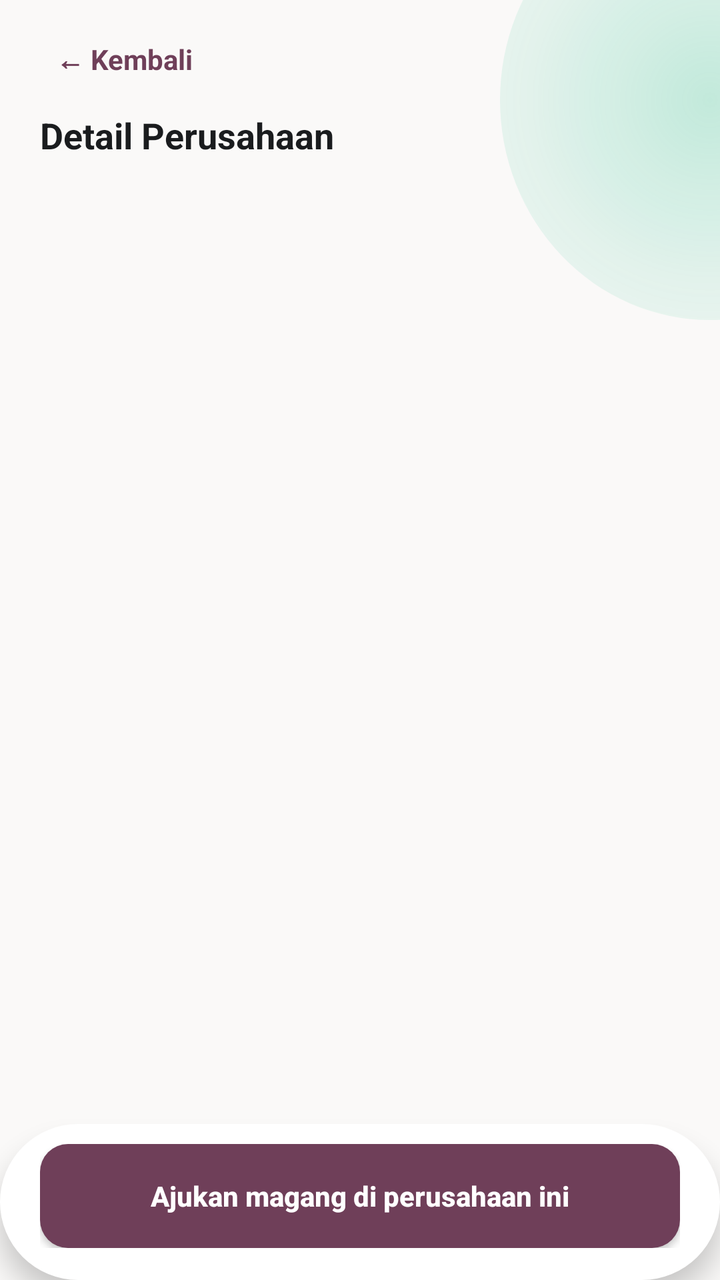
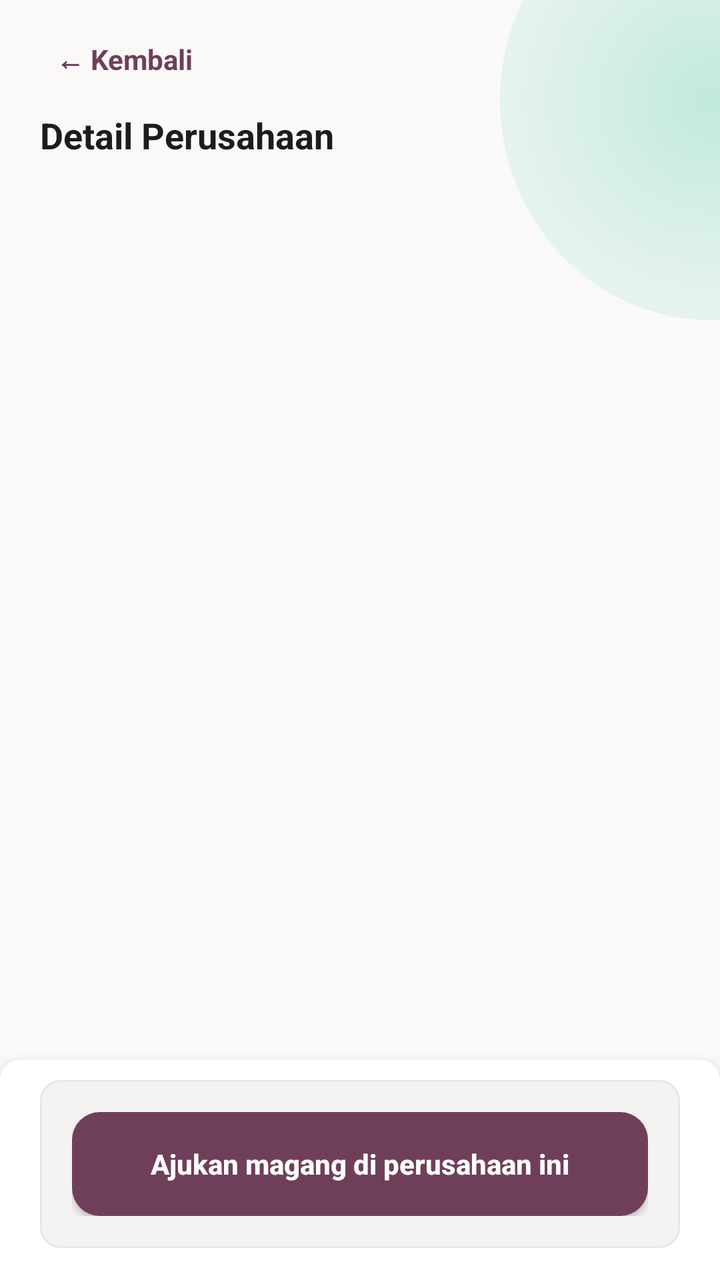

Screens rendered from an Android XML layout before and after an edit, with the pre-edit source and the edit as a unified diff.
<!-- AndroidManifest.xml: activity theme Theme.Sixtern.Login -->
<!-- res/layout/activity_company_detail.xml -->
<?xml version="1.0" encoding="utf-8"?>
<LinearLayout xmlns:android="http://schemas.android.com/apk/res/android"
    android:layout_width="match_parent"
    android:layout_height="match_parent"
    android:background="@drawable/bg_login"
    android:fitsSystemWindows="true"
    android:orientation="vertical">

    <ScrollView
        android:layout_width="match_parent"
        android:layout_height="0dp"
        android:layout_weight="1"
        android:clipToPadding="false"
        android:fillViewport="true">

        <LinearLayout
            android:layout_width="match_parent"
            android:layout_height="wrap_content"
            android:orientation="vertical"
            android:paddingStart="20dp"
            android:paddingEnd="20dp"
            android:paddingTop="12dp"
            android:paddingBottom="16dp">

            <TextView
                android:id="@+id/backButton"
                android:layout_width="wrap_content"
                android:layout_height="wrap_content"
                android:clickable="true"
                android:focusable="true"
                android:foreground="?attr/selectableItemBackground"
                android:padding="8dp"
                android:text="\u2190 Kembali"
                android:textColor="@color/login_button"
                android:textSize="14sp"
                android:textStyle="bold" />

            <TextView
                android:layout_width="wrap_content"
                android:layout_height="wrap_content"
                android:layout_marginTop="8dp"
                android:text="@string/company_detail_title"
                android:textColor="@color/login_text_primary"
                android:textSize="18sp"
                android:textStyle="bold" />

            <ProgressBar
                android:id="@+id/loadingBar"
                android:layout_width="wrap_content"
                android:layout_height="wrap_content"
                android:layout_gravity="center_horizontal"
                android:layout_marginTop="24dp" />

            <LinearLayout
                android:id="@+id/contentGroup"
                android:layout_width="match_parent"
                android:layout_height="wrap_content"
                android:orientation="vertical"
                android:visibility="gone">

                <LinearLayout
                    android:layout_width="match_parent"
                    android:layout_height="wrap_content"
                    android:layout_marginTop="12dp"
                    android:background="@drawable/bg_home_card"
                    android:elevation="2dp"
                    android:gravity="center_vertical"
                    android:orientation="horizontal"
                    android:padding="20dp">

                    <ImageView
                        android:id="@+id/companyLogo"
                        android:layout_width="72dp"
                        android:layout_height="72dp"
                        android:background="@drawable/bg_icon_circle"
                        android:contentDescription="@string/company_hint"
                        android:padding="12dp"
                        android:scaleType="centerCrop"
                        android:src="@drawable/ic_nav_company" />

                    <LinearLayout
                        android:layout_width="0dp"
                        android:layout_height="wrap_content"
                        android:layout_marginStart="14dp"
                        android:layout_weight="1"
                        android:orientation="vertical">

                        <TextView
                            android:id="@+id/companyName"
                            android:layout_width="wrap_content"
                            android:layout_height="wrap_content"
                            android:text="-"
                            android:textColor="@color/login_text_primary"
                            android:textSize="18sp"
                            android:textStyle="bold" />

                        <TextView
                            android:id="@+id/companySlots"
                            android:layout_width="wrap_content"
                            android:layout_height="wrap_content"
                            android:layout_marginTop="4dp"
                            android:text="-"
                            android:textColor="@color/sixtern_green"
                            android:textSize="13sp"
                            android:textStyle="bold" />

                        <TextView
                            android:id="@+id/companyScheduleSummary"
                            android:layout_width="wrap_content"
                            android:layout_height="wrap_content"
                            android:layout_marginTop="4dp"
                            android:text="-"
                            android:textColor="@color/login_text_secondary"
                            android:textSize="12sp" />
                    </LinearLayout>
                </LinearLayout>

                <TextView
                    android:id="@+id/aboutLabel"
                    android:layout_width="wrap_content"
                    android:layout_height="wrap_content"
                    android:layout_marginTop="16dp"
                    android:text="@string/company_detail_about"
                    android:textColor="@color/login_text_primary"
                    android:textSize="15sp"
                    android:textStyle="bold" />

                <TextView
                    android:id="@+id/companyDescription"
                    android:layout_width="wrap_content"
                    android:layout_height="wrap_content"
                    android:layout_marginTop="6dp"
                    android:text="-"
                    android:textColor="@color/login_text_secondary"
                    android:textSize="13sp" />

                <TextView
                    android:id="@+id/benefitLabel"
                    android:layout_width="wrap_content"
                    android:layout_height="wrap_content"
                    android:layout_marginTop="16dp"
                    android:text="@string/company_detail_benefits"
                    android:textColor="@color/login_text_primary"
                    android:textSize="15sp"
                    android:textStyle="bold" />

                <LinearLayout
                    android:id="@+id/benefitList"
                    android:layout_width="match_parent"
                    android:layout_height="wrap_content"
                    android:layout_marginTop="4dp"
                    android:orientation="vertical" />

                <TextView
                    android:layout_width="wrap_content"
                    android:layout_height="wrap_content"
                    android:layout_marginTop="16dp"
                    android:text="@string/company_detail_schedule"
                    android:textColor="@color/login_text_primary"
                    android:textSize="15sp"
                    android:textStyle="bold" />

                <LinearLayout
                    android:id="@+id/scheduleList"
                    android:layout_width="match_parent"
                    android:layout_height="wrap_content"
                    android:orientation="vertical" />

                <TextView
                    android:id="@+id/locationLabel"
                    android:layout_width="wrap_content"
                    android:layout_height="wrap_content"
                    android:layout_marginTop="16dp"
                    android:text="@string/company_detail_location"
                    android:textColor="@color/login_text_primary"
                    android:textSize="15sp"
                    android:textStyle="bold" />

                <TextView
                    android:id="@+id/locationText"
                    android:layout_width="wrap_content"
                    android:layout_height="wrap_content"
                    android:layout_marginTop="6dp"
                    android:text="-"
                    android:textColor="@color/login_text_secondary"
                    android:textSize="13sp" />
            </LinearLayout>
        </LinearLayout>
    </ScrollView>

    <LinearLayout
        android:layout_width="match_parent"
        android:layout_height="wrap_content"
        android:background="@drawable/bg_nav_bar"
        android:elevation="8dp"
        android:orientation="vertical"
        android:paddingStart="20dp"
        android:paddingEnd="20dp"
        android:paddingTop="10dp"
        android:paddingBottom="16dp">

        <ProgressBar
            android:id="@+id/applyBar"
            android:layout_width="wrap_content"
            android:layout_height="wrap_content"
            android:layout_gravity="center_horizontal"
            android:layout_marginBottom="8dp"
            android:visibility="gone" />

        <Button
            android:id="@+id/applyButton"
            android:layout_width="match_parent"
            android:layout_height="52dp"
            android:background="@drawable/bg_login_button"
            android:backgroundTint="@null"
            android:text="@string/company_detail_apply"
            android:textAllCaps="false"
            android:textColor="@color/login_button_text"
            android:textSize="14sp"
            android:textStyle="bold" />
    </LinearLayout>
</LinearLayout>
<!-- resources referenced by this layout -->
<resources>
  <color name="login_button">#FF6F3F59</color>
  <color name="login_button_text">#FFFFFFFF</color>
  <color name="login_text_primary">#FF1A1C1E</color>
  <color name="login_text_secondary">#FF847B7F</color>
  <color name="sixtern_green">#FF10B981</color>
  <!-- drawable bg_home_card (drawable) -->
  <?xml version="1.0" encoding="utf-8"?>
  <shape xmlns:android="http://schemas.android.com/apk/res/android" android:shape="rectangle">
      <solid android:color="@color/login_card" />
      <stroke android:width="1dp" android:color="@color/login_input_stroke" />
      <corners android:radius="16dp" />
  </shape>
  <!-- drawable bg_icon_circle (drawable) -->
  <?xml version="1.0" encoding="utf-8"?>
  <shape xmlns:android="http://schemas.android.com/apk/res/android" android:shape="oval">
      <solid android:color="#1A6F3F59" />
  </shape>
  <!-- drawable bg_login_button (drawable) -->
  <?xml version="1.0" encoding="utf-8"?>
  <shape xmlns:android="http://schemas.android.com/apk/res/android" android:shape="rectangle">
      <solid android:color="@color/login_button" />
      <corners android:radius="14dp" />
  </shape>
  <!-- drawable bg_nav_bar (drawable) -->
  <?xml version="1.0" encoding="utf-8"?>
  <shape xmlns:android="http://schemas.android.com/apk/res/android" android:shape="rectangle">
      <solid android:color="@color/login_card" />
      <corners android:radius="999dp" />
  </shape>
  <!-- drawable ic_nav_company (drawable) -->
  <?xml version="1.0" encoding="utf-8"?>
  <vector xmlns:android="http://schemas.android.com/apk/res/android"
      android:width="24dp"
      android:height="24dp"
      android:viewportWidth="24"
      android:viewportHeight="24"
      android:tint="?attr/colorControlNormal">
      <path
          android:fillColor="#FF000000"
          android:pathData="M9,11H7v2h2v-2zM13.5,11h-2v2h2v-2zM18,11h-2v2h2v-2zM4,5v14h4v-4h8v4h4V5H4z" />
  </vector>
  <string name="company_detail_about">Tentang Perusahaan</string>
  <string name="company_detail_apply">Ajukan magang di perusahaan ini</string>
  <string name="company_detail_benefits">Benefit</string>
  <string name="company_detail_location">Lokasi Magang</string>
  <string name="company_detail_schedule">Jadwal Kerja</string>
  <string name="company_detail_title">Detail Perusahaan</string>
  <string name="company_hint">Tempat magang</string>
  <color name="login_card">#FFFFFFFF</color>
  <color name="login_input_stroke">#FFE8E5E6</color>
  <color name="login_bg">#FFFAF9F8</color>
  <color name="sixtern_purple">#FF6D28D9</color>
  <color name="white">#FFFFFFFF</color>
  <!-- unchanged entries left out for length: 2 -->
</resources>

<!-- the commit's change to res/layout/activity_company_detail.xml (unified diff, before → after) -->
@@ -191,7 +191,7 @@
     <LinearLayout
         android:layout_width="match_parent"
         android:layout_height="wrap_content"
-        android:background="@drawable/bg_nav_bar"
+        android:background="@drawable/bg_apply_footer"
         android:elevation="8dp"
         android:orientation="vertical"
         android:paddingStart="20dp"
@@ -207,16 +207,47 @@
             android:layout_marginBottom="8dp"
             android:visibility="gone" />
 
-        <Button
-            android:id="@+id/applyButton"
+        <LinearLayout
             android:layout_width="match_parent"
-            android:layout_height="52dp"
-            android:background="@drawable/bg_login_button"
-            android:backgroundTint="@null"
-            android:text="@string/company_detail_apply"
-            android:textAllCaps="false"
-            android:textColor="@color/login_button_text"
-            android:textSize="14sp"
-            android:textStyle="bold" />
+            android:layout_height="wrap_content"
+            android:background="@drawable/bg_apply_action_box"
+            android:orientation="vertical"
+            android:padding="16dp">
+
+            <TextView
+                android:id="@+id/applyStatusText"
+                android:layout_width="match_parent"
+                android:layout_height="wrap_content"
+                android:layout_marginBottom="10dp"
+                android:lineSpacingMultiplier="1.4"
+                android:textSize="13sp"
+                android:visibility="gone" />
+
+            <Button
+                android:id="@+id/applyButton"
+                android:layout_width="match_parent"
+                android:layout_height="52dp"
+                android:background="@drawable/bg_login_button"
+                android:backgroundTint="@null"
+                android:text="@string/company_detail_apply"
+                android:textAllCaps="false"
+                android:textColor="@color/login_button_text"
+                android:textSize="14sp"
+                android:textStyle="bold" />
+
+            <Button
+                android:id="@+id/cancelButton"
+                android:layout_width="match_parent"
+                android:layout_height="52dp"
+                android:layout_marginTop="8dp"
+                android:background="@drawable/bg_button_outline_red"
+                android:backgroundTint="@null"
+                android:text="@string/apply_cancel"
+                android:textAllCaps="false"
+                android:textColor="@color/chip_rejected_text"
+                android:textSize="14sp"
+                android:textStyle="bold"
+                android:visibility="gone" />
+        </LinearLayout>
     </LinearLayout>
 </LinearLayout>
<!-- resource entries referenced after the edit -->
@@ -1,10 +1,42 @@
 <!-- resources referenced by this layout -->
 <resources>
+  <color name="chip_rejected_text">#FFC0392B</color>
   <color name="login_button">#FF6F3F59</color>
   <color name="login_button_text">#FFFFFFFF</color>
   <color name="login_text_primary">#FF1A1C1E</color>
   <color name="login_text_secondary">#FF847B7F</color>
   <color name="sixtern_green">#FF10B981</color>
+  <!-- drawable bg_apply_action_box (drawable) -->
+  <?xml version="1.0" encoding="utf-8"?>
+  <shape xmlns:android="http://schemas.android.com/apk/res/android"
+      android:shape="rectangle">
+      <solid android:color="@color/login_input_fill" />
+      <stroke
+          android:width="1dp"
+          android:color="@color/login_input_stroke" />
+      <corners android:radius="10dp" />
+  </shape>
+  <!-- drawable bg_apply_footer (drawable) -->
+  <?xml version="1.0" encoding="utf-8"?>
+  <shape xmlns:android="http://schemas.android.com/apk/res/android"
+      android:shape="rectangle">
+      <solid android:color="@color/login_card" />
+      <corners
+          android:topLeftRadius="10dp"
+          android:topRightRadius="10dp"
+          android:bottomLeftRadius="0dp"
+          android:bottomRightRadius="0dp" />
+  </shape>
+  <!-- drawable bg_button_outline_red (drawable) -->
+  <?xml version="1.0" encoding="utf-8"?>
+  <shape xmlns:android="http://schemas.android.com/apk/res/android"
+      android:shape="rectangle">
+      <solid android:color="@android:color/transparent" />
+      <stroke
+          android:width="1.5dp"
+          android:color="@color/chip_rejected_text" />
+      <corners android:radius="12dp" />
+  </shape>
   <!-- drawable bg_home_card (drawable) -->
   <?xml version="1.0" encoding="utf-8"?>
   <shape xmlns:android="http://schemas.android.com/apk/res/android" android:shape="rectangle">
@@ -23,12 +55,6 @@
       <solid android:color="@color/login_button" />
       <corners android:radius="14dp" />
   </shape>
-  <!-- drawable bg_nav_bar (drawable) -->
-  <?xml version="1.0" encoding="utf-8"?>
-  <shape xmlns:android="http://schemas.android.com/apk/res/android" android:shape="rectangle">
-      <solid android:color="@color/login_card" />
-      <corners android:radius="999dp" />
-  </shape>
   <!-- drawable ic_nav_company (drawable) -->
   <?xml version="1.0" encoding="utf-8"?>
   <vector xmlns:android="http://schemas.android.com/apk/res/android"
@@ -41,6 +67,7 @@
           android:fillColor="#FF000000"
           android:pathData="M9,11H7v2h2v-2zM13.5,11h-2v2h2v-2zM18,11h-2v2h2v-2zM4,5v14h4v-4h8v4h4V5H4z" />
   </vector>
+  <string name="apply_cancel">Batalkan Pengajuan</string>
   <string name="company_detail_about">Tentang Perusahaan</string>
   <string name="company_detail_apply">Ajukan magang di perusahaan ini</string>
   <string name="company_detail_benefits">Benefit</string>
@@ -48,6 +75,7 @@
   <string name="company_detail_schedule">Jadwal Kerja</string>
   <string name="company_detail_title">Detail Perusahaan</string>
   <string name="company_hint">Tempat magang</string>
+  <color name="login_input_fill">#FFF4F3F2</color>
   <color name="login_card">#FFFFFFFF</color>
   <color name="login_input_stroke">#FFE8E5E6</color>
   <color name="login_bg">#FFFAF9F8</color>
